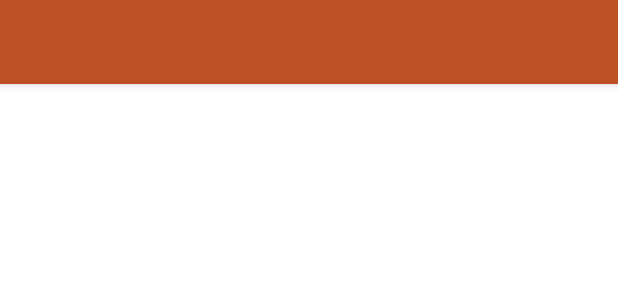
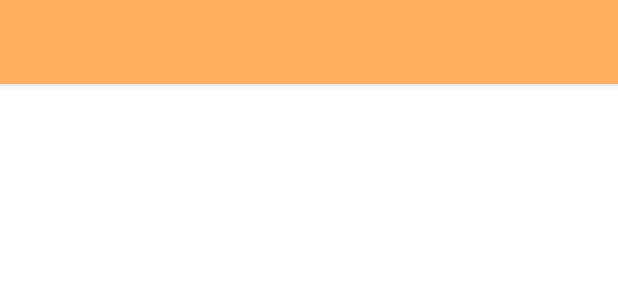
Before and after one commit to sofiav132/BloodDonationApp, an Android app: the layout activity_notifications.xml on its own in the app's theme, with its tools: preview values and no code run, on a phone screen of 412 x 824 dp. Shown: the top 300 px of the screen. Run offline under Robolectric (Android 15) with nearby library versions, the light colour scheme and no system bars.

Commit message:
Edit Background

```diff
--- a/app/src/main/res/layout/activity_notifications.xml
+++ b/app/src/main/res/layout/activity_notifications.xml
@@ -14,7 +14,7 @@
         app:popupTheme="@style/ThemeOverlay.AppCompat.Dark"
         android:layout_width="match_parent"
         android:layout_height="wrap_content"
-        android:background="#Be5025"/>
+        android:background="#FFAF5C"/>
 
     <androidx.recyclerview.widget.RecyclerView
         android:id="@+id/recyclerView"
--- a/app/src/main/res/layout/activity_sent_email.xml
+++ b/app/src/main/res/layout/activity_sent_email.xml
@@ -14,7 +14,7 @@
         app:popupTheme="@style/ThemeOverlay.AppCompat.Dark"
         android:layout_width="match_parent"
         android:layout_height="wrap_content"
-        android:background="#Be5025"/>
+        android:background="#FFAF5C"/>
 
     <androidx.recyclerview.widget.RecyclerView
         android:id="@+id/recyclerView"
```
